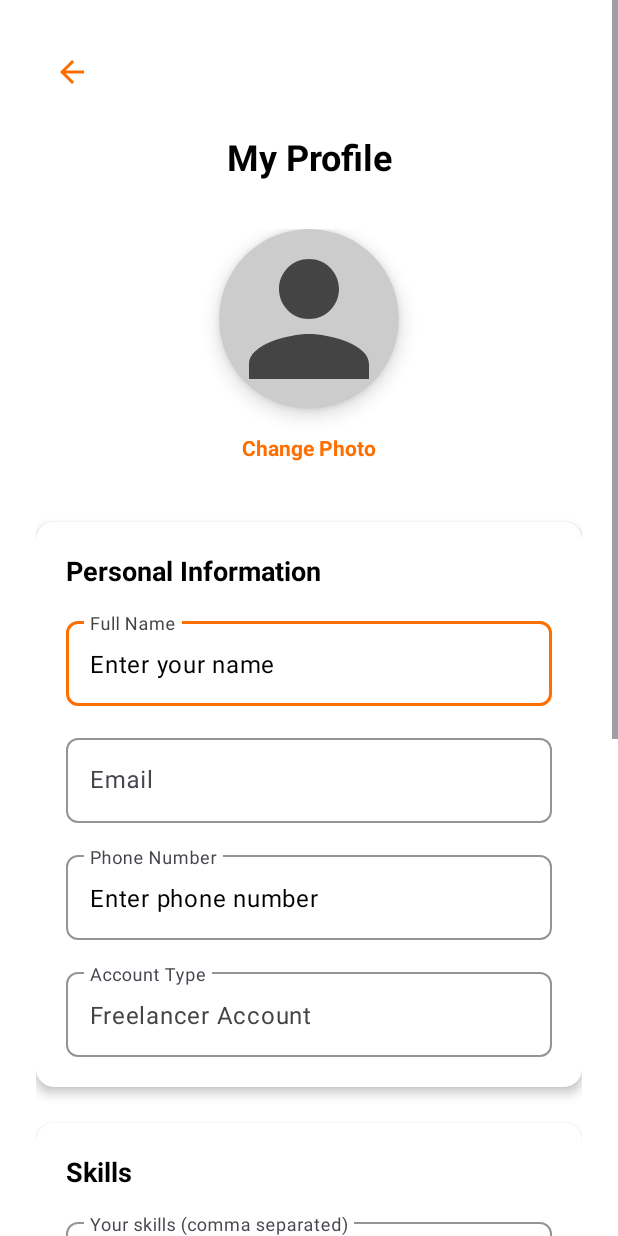
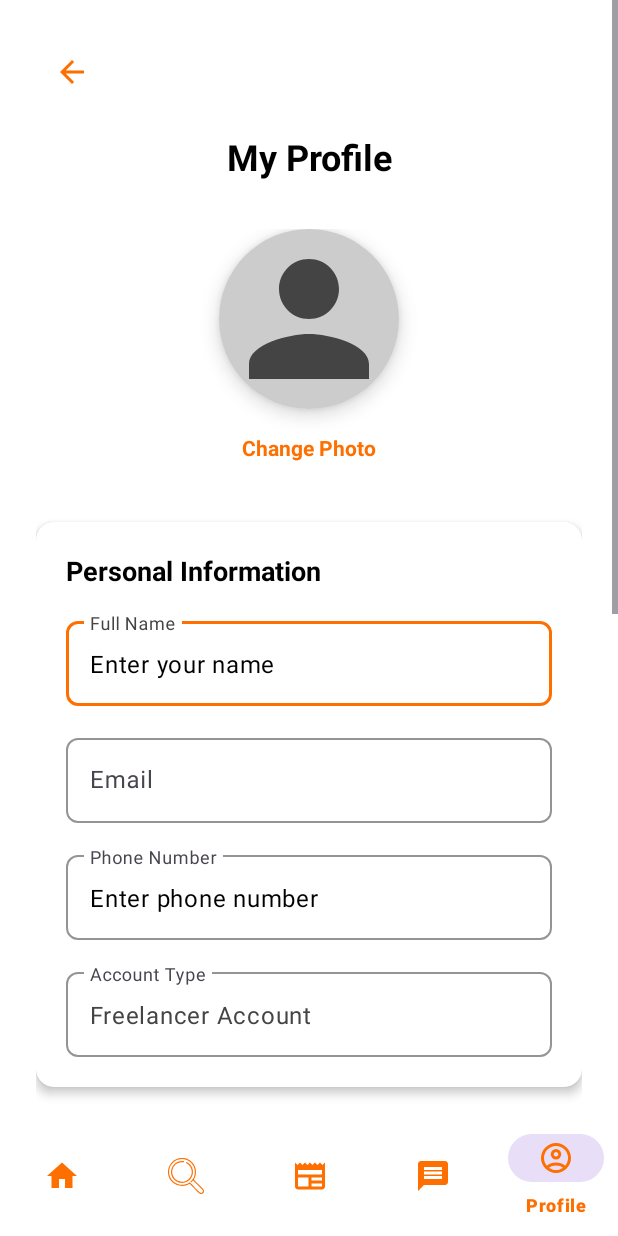
Before and after one commit to peace05-star/Tholagig, an Android app: the ProfileActivity screen opened directly, with no data from a screen before it, on a phone screen of 412 x 824 dp. Run offline under Robolectric (Android 15) with nearby library versions, the phone set to English and light mode, and no system bars; our stand-ins replace Firebase (no records; nobody signed in at launch, a user with empty details on screens opened directly).

Commit message:
added a functional navigation on all pages

```diff
--- a/app/src/main/java/student/projects/tholagig/dashboards/Freelancer_Dashboard.kt
+++ b/app/src/main/java/student/projects/tholagig/dashboards/Freelancer_Dashboard.kt
@@ -22,6 +22,7 @@ import student.projects.tholagig.network.FirebaseService // ADD THIS IMPORT
 import com.google.android.material.bottomnavigation.BottomNavigationView
 import android.util.Log
 import kotlinx.coroutines.* // ADD THIS IMPORT
+import student.projects.tholagig.messaging.MessagesActivity
 
 class FreelancerDashboardActivity : AppCompatActivity() {
 
@@ -94,6 +95,11 @@ class FreelancerDashboardActivity : AppCompatActivity() {
                     R.id.nav_profile -> {
                         val intent = Intent(this, ProfileActivity::class.java)
                         startActivity(intent)
+                        true
+                    }
+                    R.id.nav_messages -> {
+                        startActivity(Intent(this, MessagesActivity::class.java))
+                        finish()
                         true
                     }
                     else -> false
--- a/app/src/main/java/student/projects/tholagig/profile/ProfileActivity.kt
+++ b/app/src/main/java/student/projects/tholagig/profile/ProfileActivity.kt
@@ -17,6 +17,7 @@ import student.projects.tholagig.network.SessionManager
 import com.google.android.material.bottomnavigation.BottomNavigationView
 import student.projects.tholagig.jobs.JobBrowseActivity
 import student.projects.tholagig.jobs.MyApplicationsActivity
+import student.projects.tholagig.messaging.MessagesActivity
 
 class ProfileActivity : AppCompatActivity() {
 
@@ -103,6 +104,11 @@ class ProfileActivity : AppCompatActivity() {
                 }
                 R.id.nav_profile -> {
                     // Already on profile page
+                    true
+                }
+                R.id.nav_messages -> {
+                    startActivity(Intent(this, MessagesActivity::class.java))
+                    finish()
                     true
                 }
                 else -> false
--- a/app/src/main/res/layout/activity_profile.xml
+++ b/app/src/main/res/layout/activity_profile.xml
@@ -1,9 +1,16 @@
 <?xml version="1.0" encoding="utf-8"?>
-<ScrollView xmlns:android="http://schemas.android.com/apk/res/android"
+<LinearLayout xmlns:android="http://schemas.android.com/apk/res/android"
     xmlns:app="http://schemas.android.com/apk/res-auto"
     android:layout_width="match_parent"
     android:layout_height="match_parent"
-    android:background="@color/white"
+    android:orientation="vertical"
+    android:background="@color/white">
+
+    <!-- ScrollView for the main content -->
+    <ScrollView
+        android:layout_width="match_parent"
+        android:layout_height="0dp"
+        android:layout_weight="1"
         android:fillViewport="true">
 
         <LinearLayout
@@ -399,17 +406,18 @@
                 android:layout_marginTop="16dp"
                 android:visibility="gone" />
 
-        <!-- Bottom Navigation -->
+        </LinearLayout>
+
+    </ScrollView>
+
+    <!-- Bottom Navigation - MOVED OUTSIDE ScrollView -->
     <com.google.android.material.bottomnavigation.BottomNavigationView
         android:id="@+id/bottom_navigation"
         android:layout_width="match_parent"
         android:layout_height="wrap_content"
-            android:layout_marginTop="24dp"
         android:background="@color/white"
         app:menu="@menu/bottom_nav_freelancer"
         app:itemIconTint="@color/orange"
         app:itemTextColor="@color/orange" />
 
 </LinearLayout>
-
-</ScrollView>
```
Also changed, not shown: app/src/main/AndroidManifest.xml (+23 -28 lines), app/src/main/java/student/projects/tholagig/jobs/MyApplicationsActivity.kt (+7 -0 lines). Lines whose indentation alone changed are shown as unchanged.
